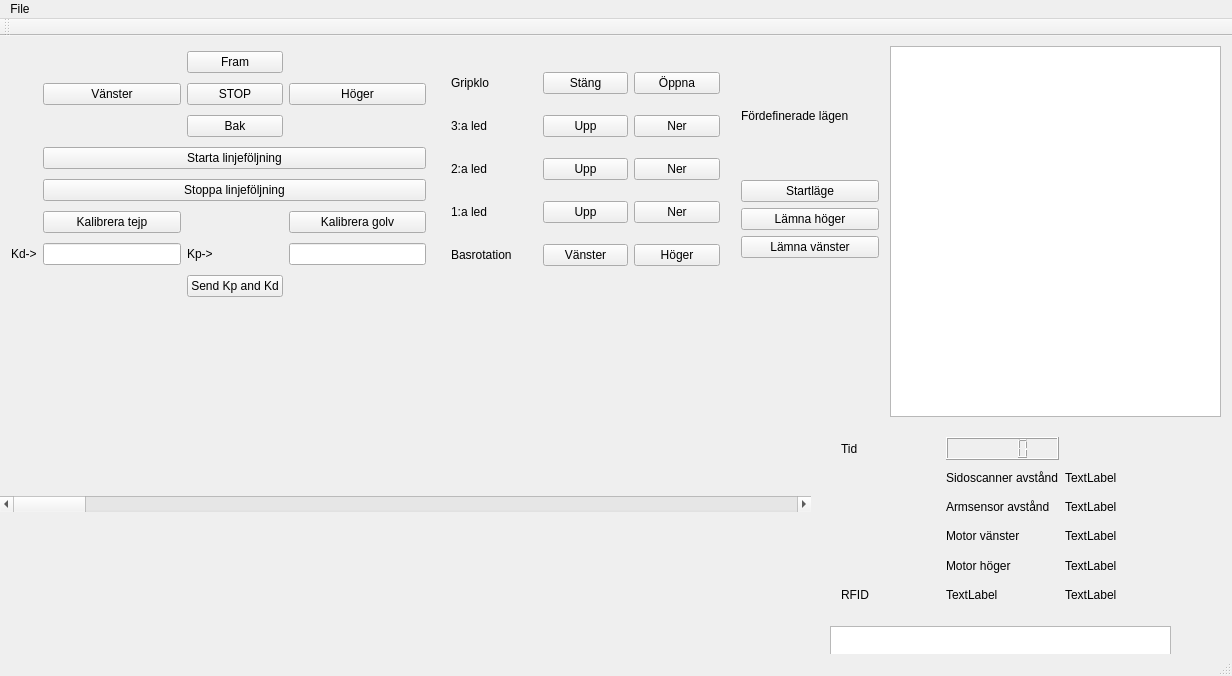
Above: PC-interface/mainwindow.ui from TSEA56-2014-Grupp-1/Lagerrobot before the change. Below: the same form after it.
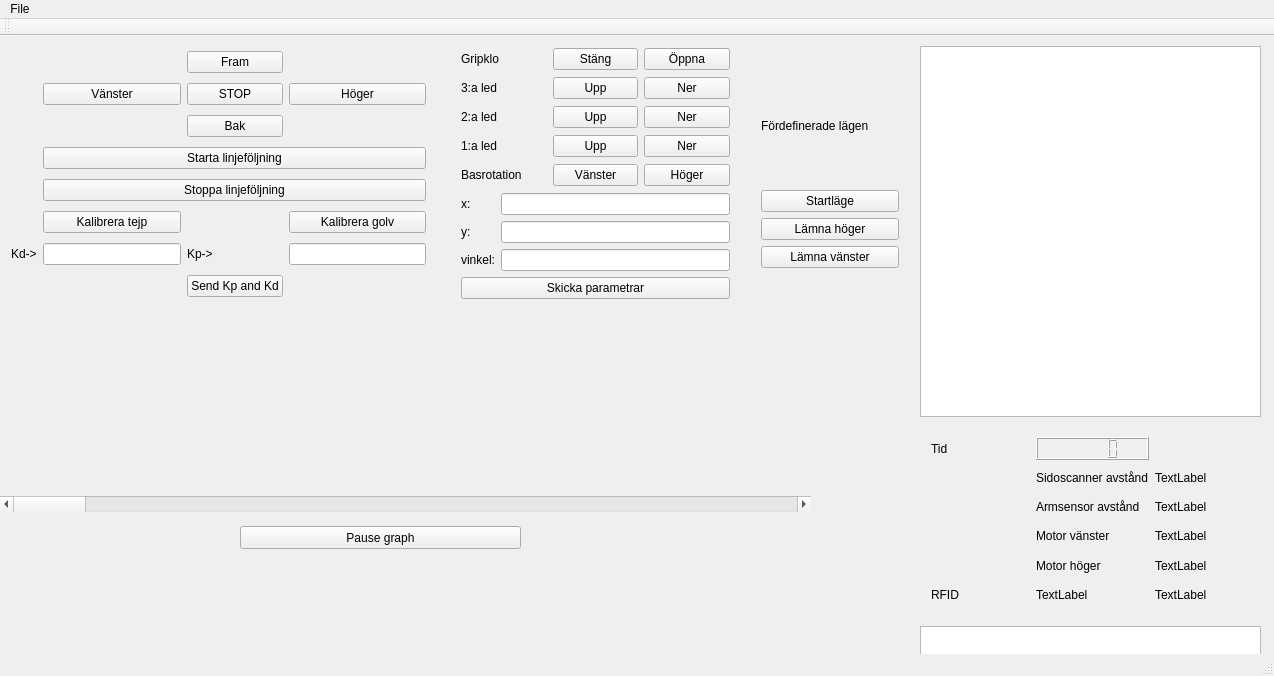
That is the form after the change. Custom widgets are drawn as their Qt base class.

Commit message: Added fields for sending position to arm, also added pause button for graphs

```diff
--- a/PC-interface/mainwindow.ui
+++ b/PC-interface/mainwindow.ui
@@ -6,7 +6,7 @@
    <rect>
     <x>0</x>
     <y>0</y>
-    <width>1232</width>
+    <width>1274</width>
     <height>676</height>
    </rect>
   </property>
@@ -125,7 +125,7 @@
    <widget class="QWidget" name="gridLayoutWidget_2">
     <property name="geometry">
      <rect>
-      <x>830</x>
+      <x>920</x>
       <y>390</y>
       <width>345</width>
       <height>191</height>
@@ -224,10 +224,10 @@
    <widget class="QWidget" name="gridLayoutWidget_3">
     <property name="geometry">
      <rect>
-      <x>440</x>
-      <y>10</y>
+      <x>450</x>
+      <y>0</y>
       <width>291</width>
-      <height>251</height>
+      <height>281</height>
      </rect>
     </property>
     <layout class="QGridLayout" name="gridLayout_3">
@@ -336,13 +336,54 @@
        </property>
       </widget>
      </item>
+     <item row="5" column="1" colspan="3">
+      <layout class="QGridLayout" name="gridLayout">
+       <item row="1" column="1">
+        <widget class="QLineEdit" name="lineEdit_y_cord"/>
+       </item>
+       <item row="2" column="1">
+        <widget class="QLineEdit" name="lineEdit_angle"/>
+       </item>
+       <item row="0" column="1">
+        <widget class="QLineEdit" name="lineEdit_x_cord"/>
+       </item>
+       <item row="0" column="0">
+        <widget class="QLabel" name="label_4">
+         <property name="text">
+          <string>x:</string>
+         </property>
+        </widget>
+       </item>
+       <item row="1" column="0">
+        <widget class="QLabel" name="label_16">
+         <property name="text">
+          <string>y:</string>
+         </property>
+        </widget>
+       </item>
+       <item row="2" column="0">
+        <widget class="QLabel" name="label_17">
+         <property name="text">
+          <string>vinkel:</string>
+         </property>
+        </widget>
+       </item>
+       <item row="3" column="0" colspan="2">
+        <widget class="QPushButton" name="pushButton_send_arm_pos">
+         <property name="text">
+          <string>Skicka parametrar</string>
+         </property>
+        </widget>
+       </item>
+      </layout>
+     </item>
     </layout>
    </widget>
    <widget class="QWidget" name="verticalLayoutWidget">
     <property name="geometry">
      <rect>
-      <x>730</x>
-      <y>10</y>
+      <x>750</x>
+      <y>20</y>
       <width>160</width>
       <height>223</height>
      </rect>
@@ -381,9 +422,9 @@
    <widget class="QListWidget" name="listWidget_log">
     <property name="geometry">
      <rect>
-      <x>890</x>
+      <x>920</x>
       <y>10</y>
-      <width>331</width>
+      <width>341</width>
       <height>371</height>
      </rect>
     </property>
@@ -417,21 +458,34 @@
    <widget class="QGraphicsView" name="graphicsView_linesensor">
     <property name="geometry">
      <rect>
-      <x>830</x>
+      <x>920</x>
       <y>590</y>
       <width>341</width>
       <height>31</height>
      </rect>
     </property>
    </widget>
+   <widget class="QPushButton" name="pushButton_pause_graph">
+    <property name="geometry">
+     <rect>
+      <x>240</x>
+      <y>490</y>
+      <width>281</width>
+      <height>23</height>
+     </rect>
+    </property>
+    <property name="text">
+     <string>Pause graph</string>
+    </property>
+   </widget>
   </widget>
   <widget class="QMenuBar" name="menuBar">
    <property name="geometry">
     <rect>
      <x>0</x>
      <y>0</y>
-     <width>1232</width>
-     <height>22</height>
+     <width>1274</width>
+     <height>21</height>
     </rect>
    </property>
    <widget class="QMenu" name="menuFile">
```
The commit also changes 5 other files.
